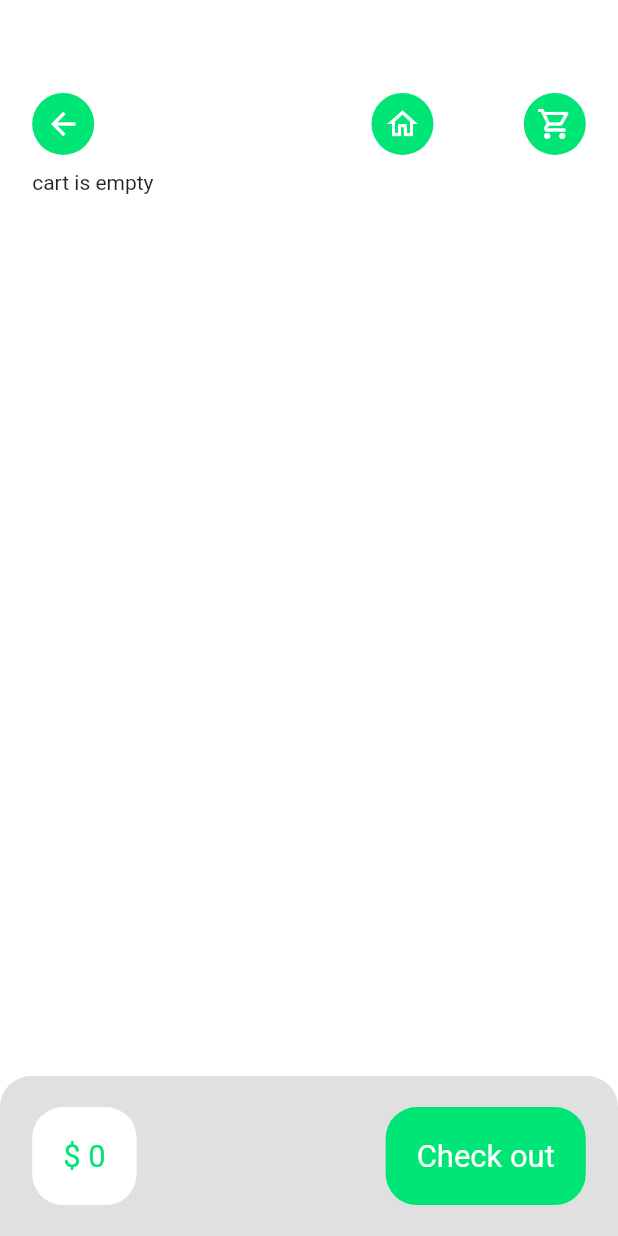
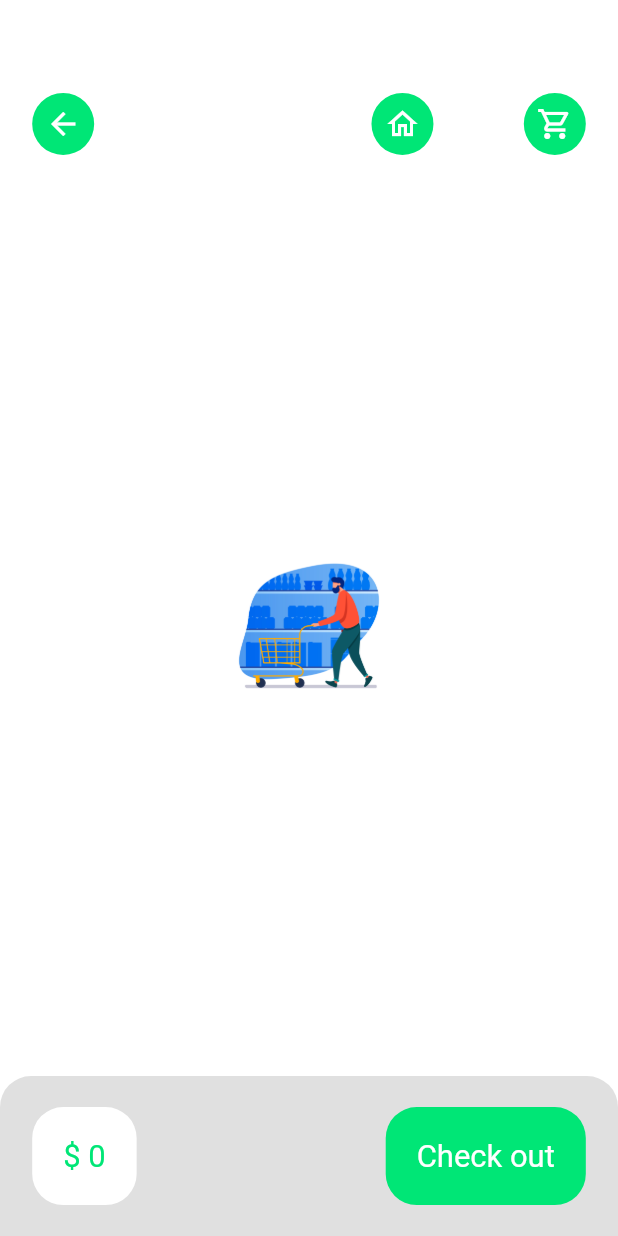
Before and after one commit to SherazAsghar37/Foodora, a Flutter app: the CartPage screen opened by its route, on a phone screen of 412 x 824 dp. Run offline on Flutter 3.47's test engine with Material 2 defaults, Android fonts, the phone set to English and light mode, and no system bars; our stand-ins replace dots_indicator, get, persistent_bottom_nav_bar, shared_preferences; accounts and stored records are empty; network calls fail.

Commit message:
added feature of cart history completely

```diff
--- a/lib/pages/cart/cartPage.dart
+++ b/lib/pages/cart/cartPage.dart
@@ -12,7 +12,8 @@ import 'package:flutter/material.dart';
 import 'package:get/get.dart';
 
 class CartPage extends StatelessWidget {
-  const CartPage({Key? key}) : super(key: key);
+  final String page;
+  CartPage({Key? key, required this.page}) : super(key: key);
 
   @override
   Widget build(BuildContext context) {
@@ -28,6 +29,7 @@ class CartPage extends StatelessWidget {
                   mainAxisAlignment: MainAxisAlignment.spaceBetween,
                   children: [
                     GestureDetector(
+                      onTap: () => Get.back(),
                       child: AppRoundIcons(
                           color: Colors.white,
                           icon: Icons.arrow_back,
@@ -78,8 +80,9 @@ class CartPage extends StatelessWidget {
                                       children: [
                                         GestureDetector(
                                           onTap: () {
-                                            var popularIndex =
-                                                Get.find<PopularProductContr>()
+                                            if (page != 'CartHistory') {
+                                              var popularIndex = Get.find<
+                                                      PopularProductContr>()
                                                   .PopularProductList
                                                   .indexOf(_cartmodel[index]
                                                       .product);
@@ -91,6 +94,10 @@ class CartPage extends StatelessWidget {
                                                 Get.toNamed(RouteHelper
                                                     .getRecommendedFoodPage(
                                                         index, "cartPage"));
+                                              }
+                                            } else {
+                                              Get.snackbar("Product Error",
+                                                  "Sorry you can't visit from here");
                                             }
                                           },
                                           child: Container(
@@ -216,7 +223,20 @@ class CartPage extends StatelessWidget {
                                     ),
                                   );
                                 }))
-                            : Text("cart is empty");
+                            : Column(
+                                mainAxisAlignment: MainAxisAlignment.center,
+                                crossAxisAlignment: CrossAxisAlignment.center,
+                                children: [
+                                  Container(
+                                    height: Dimensions.height100,
+                                    width: Dimensions.width120,
+                                    decoration: BoxDecoration(
+                                        image: DecorationImage(
+                                            image: AssetImage(
+                                                'images/EmptyCart.png'))),
+                                  ),
+                                ],
+                              );
                       },
                     ),
                   ),
--- a/lib/pages/detailpage.dart
+++ b/lib/pages/detailpage.dart
@@ -1,9 +1,7 @@
 import 'package:first/assets/AppRoundIcon.dart';
 import 'package:first/assets/appConstants.dart';
-import 'package:first/assets/smallFont.dart';
 import 'package:first/data/controller/CartController.dart';
 import 'package:first/data/controller/popularController.dart';
-import 'package:first/pages/cart/cartPage.dart';
 import 'package:first/route_helper/routeHelper.dart';
 import 'package:first/shortcuts/Expandabletext.dart';
 import 'package:first/assets/appColors.dart';
--- a/lib/route_helper/routeHelper.dart
+++ b/lib/route_helper/routeHelper.dart
@@ -15,7 +15,7 @@ class RouteHelper {
 
   static String getSplashPage() => '$splashPage';
   static String getInital() => '$initial';
-  static String getCartpage() => '$cartPage';
+  static String getCartpage(String page) => '$cartPage?page=$page';
   static String getPopularFoodPage(int PageId, String page) =>
       '$popularFoodPage?pageId=$PageId&page = $page';
   static String getRecommendedFoodPage(int RecPageId, String page) =>
@@ -54,7 +54,10 @@ class RouteHelper {
     GetPage(
         name: cartPage,
         page: () {
-          return CartPage();
+          String page = Get.parameters['page'].toString();
+          return CartPage(
+            page: page,
+          );
         },
         transition: Transition.fadeIn)
   ];
```
Also changed, not shown: lib/data/controller/CartController.dart (+21 -0 lines), lib/pages/cart/cartHistory.dart (+18 -13 lines), images/EmptyCart.png (added). Lines whose indentation alone changed are shown as unchanged.
